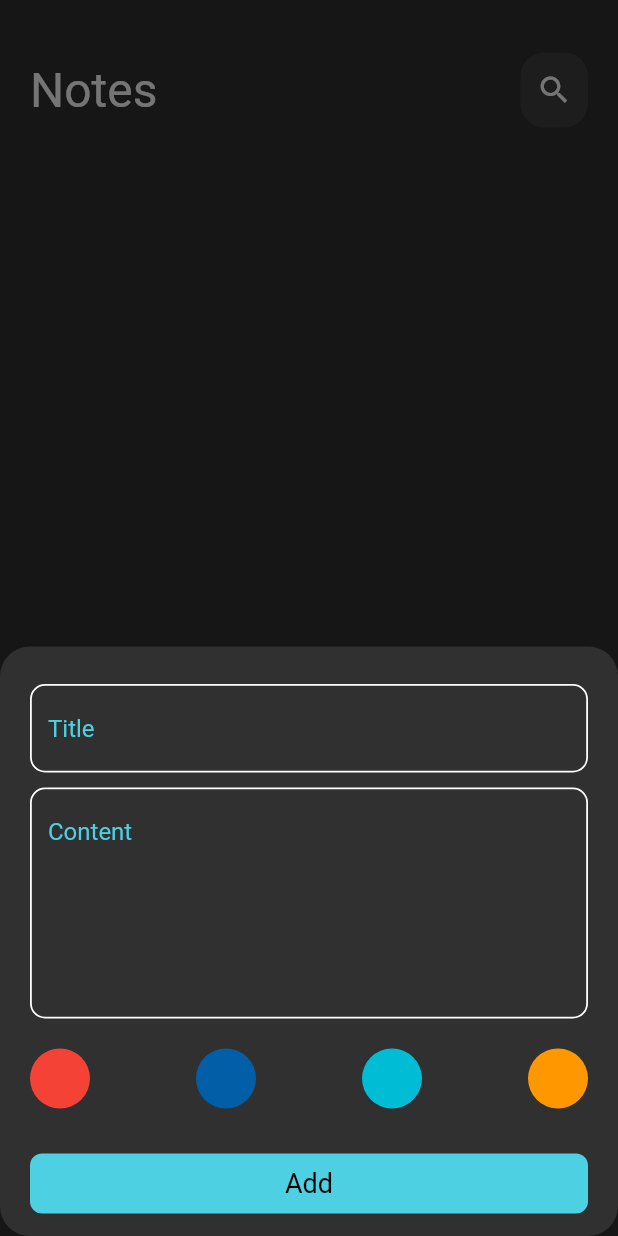
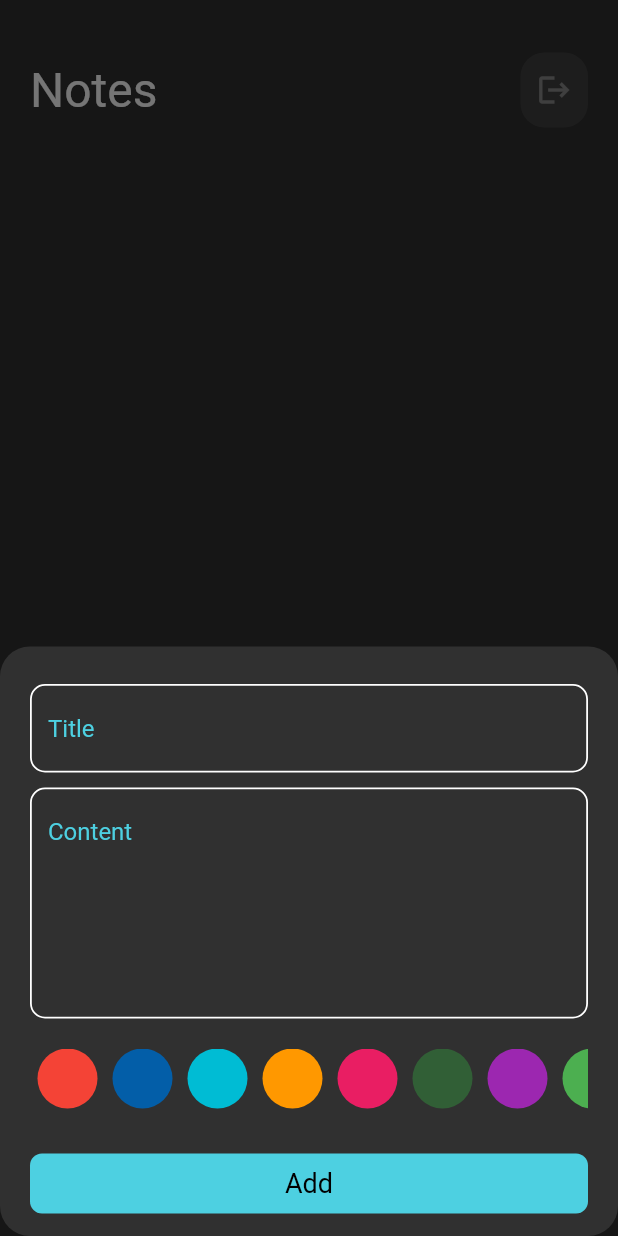
Before and after one commit to Omar99323/Notes-app, a Flutter app: the screen it shows after launch, after a tap on the "add" icon, on a phone screen of 412 x 824 dp. Run offline on Flutter 3.47's test engine with Material 2 defaults, Android fonts, the phone set to English and light mode, and no system bars; our stand-ins replace flutter_bloc, hive, hive_flutter; accounts and stored records are empty.

Commit message:
Adding colors and finish

```diff
--- /dev/null
+++ b/lib/consts.dart
@@ -0,0 +1,3 @@
+import 'package:flutter/material.dart';
+
+Color color = Colors.white;
--- a/lib/widgets/addnote.dart
+++ b/lib/widgets/addnote.dart
@@ -7,7 +7,8 @@ import 'package:notes_app/cubits/shownotes_cubit/shownotes_cubit.dart';
 import 'package:notes_app/models/note_model.dart';
 import 'package:notes_app/widgets/button.dart';
 import 'package:notes_app/widgets/custom_txtfield.dart';
-Color color = Colors.white;
+import '../consts.dart';
+import 'color_list.dart';
 
 class AddNote extends StatelessWidget {
   const AddNote({super.key});
@@ -56,7 +57,6 @@ class _NoteFormState extends State<NoteForm> {
   AutovalidateMode autovalidateMode = AutovalidateMode.disabled;
   String? title, content;
 
-
   @override
   Widget build(BuildContext context) {
     return Form(
@@ -80,7 +80,11 @@ class _NoteFormState extends State<NoteForm> {
           const SizedBox(
             height: 20,
           ),
-          const Colorlist(),
+          const SizedBox(
+            height: 40,
+            width: 400,
+            child: Colorlist(),
+          ),
           const SizedBox(
             height: 30,
           ),
@@ -96,7 +100,7 @@ class _NoteFormState extends State<NoteForm> {
                       title: title!,
                       content: content!,
                       date: f.format(DateTime.now()),
-                      color:color.value,
+                      color: color.value,
                     );
                     BlocProvider.of<AddnoteCubit>(context).addnote(notemodel);
                   } else {
@@ -114,47 +118,3 @@ class _NoteFormState extends State<NoteForm> {
     );
   }
 }
-
-class Colorlist extends StatefulWidget {
-  const Colorlist({super.key});
-
-  @override
-  State<Colorlist> createState() => _ColorlistState();
-}
-
-class _ColorlistState extends State<Colorlist> {
-
-
-  @override
-  Widget build(BuildContext context) {
-    return Row(
-      mainAxisAlignment: MainAxisAlignment.spaceBetween,
-      children:  [
-        GestureDetector(
-          onTap: () => color =Colors.red,
-          child:const CircleAvatar(
-            backgroundColor: Colors.red,
-          ),
-        ),
-        GestureDetector(
-          onTap: () => color =const Color.fromARGB(255, 3, 94, 168),
-          child: const CircleAvatar(
-            backgroundColor: Color.fromARGB(255, 3, 94, 168),
-          ),
-        ),
-        GestureDetector(
-          onTap: () => color =Colors.cyan,
-          child: const CircleAvatar(
-            backgroundColor: Colors.cyan,
-          ),
-        ),
-        GestureDetector(
-          onTap: () => color =Colors.orange,
-          child: const CircleAvatar(
-            backgroundColor: Colors.orange,
-          ),
-        ),
-      ],
-    );
-  }
-}
--- a/lib/widgets/body.dart
+++ b/lib/widgets/body.dart
@@ -26,10 +26,10 @@ class _ScaffoldbodyState extends State<Scaffoldbody> {
       padding: const EdgeInsets.only(left: 20,right: 20, top: 35,bottom:65 ,),
       child: Column(
         children: [
-          CustomAppbar(
+          const CustomAppbar(
             title: 'Notes',
-            icon: const Icon(Icons.search),
-            onpress: () {},
+            icon:  Icon(Icons.logout),
+
           ),
           Expanded(
             child: BlocBuilder<ShownotesCubit, ShownotesState>(
--- /dev/null
+++ b/lib/widgets/color_list.dart
@@ -0,0 +1,59 @@
+import 'package:flutter/material.dart';
+import '../consts.dart';
+
+class Colorlist extends StatelessWidget {
+  const Colorlist({super.key});
+
+  @override
+  Widget build(BuildContext context) {
+    return ListView(
+      scrollDirection: Axis.horizontal,
+      children: const [
+        Customcolor(
+          colour: Colors.red,
+        ),
+        Customcolor(
+          colour: Color.fromARGB(255, 3, 94, 168),
+        ),
+        Customcolor(
+          colour: Colors.cyan,
+        ),
+        Customcolor(
+          colour: Colors.orange,
+        ),
+        Customcolor(
+          colour: Colors.pink,
+        ),
+        Customcolor(
+          colour: Color.fromARGB(255, 49, 95, 54),
+        ),
+        Customcolor(
+          colour: Colors.purple,
+        ),
+        Customcolor(
+          colour: Colors.green,
+        ),
+      ],
+    );
+  }
+}
+
+class Customcolor extends StatelessWidget {
+  const Customcolor({
+    super.key,
+    required this.colour,
+  });
+  final Color colour;
+  @override
+  Widget build(BuildContext context) {
+    return Padding(
+      padding: const EdgeInsets.symmetric(horizontal: 5),
+      child: GestureDetector(
+        onTap: () => color = colour,
+        child: CircleAvatar(
+          backgroundColor: colour,
+        ),
+      ),
+    );
+  }
+}
--- a/lib/widgets/custombar.dart
+++ b/lib/widgets/custombar.dart
@@ -6,7 +6,7 @@ class CustomAppbar extends StatelessWidget {
     Key? key,
     required this.title,
     required this.icon,
-    required this.onpress,
+    this.onpress,
   }) : super(key: key);
   final String title;
   final VoidCallback? onpress;
```
